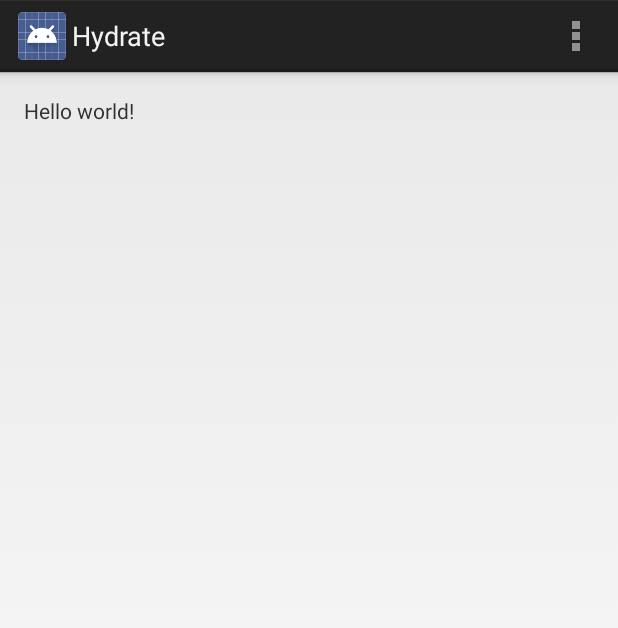
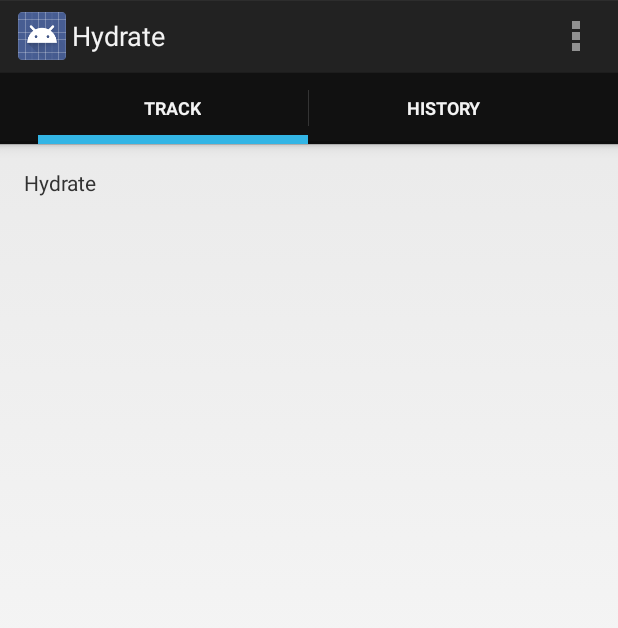
Before and after one commit to frankcalise/Hydrate, an Android app: the screen it shows after launch (MainActivity), on a phone screen of 412 x 824 dp. Shown: the top 628 px of the screen. Run offline under Robolectric (Android 15) with nearby library versions, the phone set to English and light mode, and no system bars.

Commit message:
ViewPager set up

```diff
--- a/Hydrate/src/main/AndroidManifest.xml
+++ b/Hydrate/src/main/AndroidManifest.xml
@@ -5,7 +5,7 @@
     android:versionName="2.0" >
 
     <uses-sdk
-        android:minSdkVersion="10"
+        android:minSdkVersion="11"
         android:targetSdkVersion="16" />
 
     <application
--- a/Hydrate/src/main/java/com/frankcalise/h2droid/MainActivity.java
+++ b/Hydrate/src/main/java/com/frankcalise/h2droid/MainActivity.java
@@ -1,17 +1,56 @@
 package com.frankcalise.h2droid;
 
+import android.app.ActionBar;
+
+import android.app.FragmentTransaction;
+import android.content.Context;
 import android.os.Bundle;
-import android.app.Activity;
+import android.support.v4.app.Fragment;
+import android.support.v4.app.FragmentActivity;
+import android.support.v4.app.FragmentManager;
+import android.support.v4.app.FragmentPagerAdapter;
+import android.support.v4.view.ViewPager;
+import android.view.LayoutInflater;
 import android.view.Menu;
+import android.view.View;
+import android.view.ViewGroup;
+import android.widget.TextView;
 
-public class MainActivity extends Activity {
+public class MainActivity extends FragmentActivity implements ActionBar.TabListener {
+
+    MainFragmentPagerAdapter mMainFragmentPagerAdapter;
+    ViewPager mViewPager;
 
     @Override
     protected void onCreate(Bundle savedInstanceState) {
         super.onCreate(savedInstanceState);
         setContentView(R.layout.activity_main);
+
+        mMainFragmentPagerAdapter = new MainFragmentPagerAdapter(getSupportFragmentManager(),
+                                                                 this);
+
+        final ActionBar actionBar = getActionBar();
+
+        actionBar.setDisplayHomeAsUpEnabled(false);
+
+        actionBar.setNavigationMode(ActionBar.NAVIGATION_MODE_TABS);
+
+        mViewPager = (ViewPager) findViewById(R.id.pager);
+        mViewPager.setAdapter(mMainFragmentPagerAdapter);
+        mViewPager.setOnPageChangeListener(new ViewPager.SimpleOnPageChangeListener() {
+            @Override
+            public void onPageSelected(int position) {
+                actionBar.setSelectedNavigationItem(position);
+            }
+        });
+
+        for (int i = 0; i < mMainFragmentPagerAdapter.getCount(); i++) {
+            actionBar.addTab(
+                    actionBar.newTab()
+                        .setText(mMainFragmentPagerAdapter.getPageTitle(i))
+                        .setTabListener(this));
+        }
     }
-
 
     @Override
     public boolean onCreateOptionsMenu(Menu menu) {
@@ -20,4 +59,71 @@ public class MainActivity extends Activity {
         return true;
     }
 
+    @Override
+    public void onTabUnselected(ActionBar.Tab tab, FragmentTransaction fragmentTransaction) {
+
+    }
+
+    @Override
+    public void onTabSelected(ActionBar.Tab tab, FragmentTransaction fragmentTransaction) {
+        mViewPager.setCurrentItem(tab.getPosition());
+    }
+
+    @Override
+    public void onTabReselected(ActionBar.Tab tab, FragmentTransaction fragmentTransaction) {
+
+    }
+
+    public static class MainFragmentPagerAdapter extends FragmentPagerAdapter {
+
+        private Context mContext;
+
+        public MainFragmentPagerAdapter(FragmentManager fragmentManager, Context context) {
+            super(fragmentManager);
+            mContext = context;
+        }
+
+        @Override
+        public Fragment getItem(int i) {
+            switch(i) {
+                default:
+                    Fragment fragment = new SectionFragment();
+                    Bundle args = new Bundle();
+                    args.putInt(SectionFragment.ARG_SECTION_NUMBER, i + 1);
+                    fragment.setArguments(args);
+                    return fragment;
+
+            }
+        }
+
+        @Override
+        public int getCount() {
+            return 2;
+        }
+
+        @Override
+        public CharSequence getPageTitle(int position) {
+            if (position == 0) {
+                return mContext.getString(R.string.tab_track_name);
+            } else {
+                return mContext.getString(R.string.tab_history_name);
+            }
+        }
+    }
+
+    public static class SectionFragment extends Fragment {
+
+        public static final String ARG_SECTION_NUMBER = "section_number";
+
+        @Override
+        public View onCreateView(LayoutInflater inflater,
+                                 ViewGroup container,
+                                 Bundle savedInstanceState) {
+            View rootView = inflater.inflate(R.layout.fragment_main, container, false);
+            Bundle args = getArguments();
+            ((TextView) rootView.findViewById(R.id.fragment_textview)).setText(
+                    getString(R.string.app_name));
+            return rootView;
+        }
+    }
 }
--- a/Hydrate/src/main/res/layout/activity_main.xml
+++ b/Hydrate/src/main/res/layout/activity_main.xml
@@ -1,16 +1,6 @@
-<RelativeLayout xmlns:android="http://schemas.android.com/apk/res/android"
-    xmlns:tools="http://schemas.android.com/tools"
+<?xml version="1.0" encoding="utf-8"?>
+
+<android.support.v4.view.ViewPager xmlns:android="http://schemas.android.com/apk/res/android"
+    android:id="@+id/pager"
     android:layout_width="match_parent"
-    android:layout_height="match_parent"
-    android:paddingLeft="@dimen/activity_horizontal_margin"
-    android:paddingRight="@dimen/activity_horizontal_margin"
-    android:paddingTop="@dimen/activity_vertical_margin"
-    android:paddingBottom="@dimen/activity_vertical_margin"
-    tools:context=".MainActivity">
-
-    <TextView
-        android:layout_width="wrap_content"
-        android:layout_height="wrap_content"
-        android:text="@string/hello_world" />
-
-</RelativeLayout>
+    android:layout_height="match_parent" />
--- /dev/null
+++ b/Hydrate/src/main/res/layout/fragment_main.xml
@@ -0,0 +1,19 @@
+<?xml version="1.0" encoding="utf-8"?>
+
+<RelativeLayout xmlns:android="http://schemas.android.com/apk/res/android"
+                xmlns:tools="http://schemas.android.com/tools"
+                android:layout_width="match_parent"
+                android:layout_height="match_parent"
+                android:paddingLeft="@dimen/activity_horizontal_margin"
+                android:paddingRight="@dimen/activity_horizontal_margin"
+                android:paddingTop="@dimen/activity_vertical_margin"
+                android:paddingBottom="@dimen/activity_vertical_margin"
+                tools:context=".MainActivity">
+
+    <TextView
+            android:layout_width="wrap_content"
+            android:layout_height="wrap_content"
+            android:id="@+id/fragment_textview"
+            android:text="@string/app_name" />
+
+</RelativeLayout>
--- a/Hydrate/src/main/res/values/strings.xml
+++ b/Hydrate/src/main/res/values/strings.xml
@@ -1,11 +1,8 @@
 <?xml version="1.0" encoding="utf-8"?>
 <resources>
 
-    <string name="app_name" >Hydrate
-    </string>
-    <string name="action_settings" >Settings
-    </string>
-    <string name="hello_world" >Hello world!
-    </string>
-
+    <string name="app_name" >Hydrate</string>
+    <string name="action_settings" >Settings</string>
+    <string name="tab_track_name">Track</string>
+    <string name="tab_history_name">History</string>
 </resources>
```
Also changed, not shown: 8 other files.
